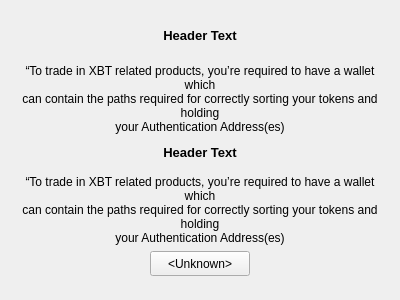
Old version of the form BlockSettleUILib/Trading/WalletShieldPage.ui in the repository BlockSettle/terminal.
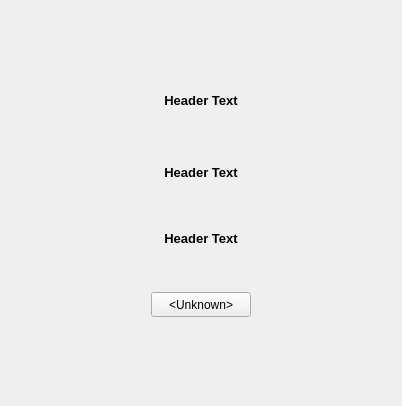
New version of the form.

Commit message: Change otc label text for logged user

What changed in the file:
```diff
--- a/BlockSettleUILib/Trading/WalletShieldPage.ui
+++ b/BlockSettleUILib/Trading/WalletShieldPage.ui
@@ -6,14 +6,14 @@
    <rect>
     <x>0</x>
     <y>0</y>
-    <width>400</width>
-    <height>300</height>
+    <width>402</width>
+    <height>406</height>
    </rect>
   </property>
   <property name="windowTitle">
    <string>Form</string>
   </property>
-  <layout class="QVBoxLayout" name="verticalLayout_4">
+  <layout class="QVBoxLayout" name="verticalLayout_2">
    <item>
     <spacer name="verticalSpacer">
      <property name="orientation">
@@ -103,9 +103,7 @@
         <bool>false</bool>
        </property>
        <property name="text">
-        <string>“To trade in XBT related products, you’re required to have a wallet which
-can contain the paths required for correctly sorting your tokens and holding
-your Authentication Address(es)</string>
+        <string>&lt;First block body text&gt;</string>
        </property>
        <property name="alignment">
         <set>Qt::AlignCenter</set>
@@ -212,9 +210,115 @@
          <bool>false</bool>
         </property>
         <property name="text">
-         <string>“To trade in XBT related products, you’re required to have a wallet which
-can contain the paths required for correctly sorting your tokens and holding
-your Authentication Address(es)</string>
+         <string>&lt;Second block body text&gt;</string>
+        </property>
+        <property name="alignment">
+         <set>Qt::AlignCenter</set>
+        </property>
+        <property name="wordWrap">
+         <bool>true</bool>
+        </property>
+        <property name="h5" stdset="0">
+         <bool>true</bool>
+        </property>
+       </widget>
+      </item>
+     </layout>
+    </widget>
+   </item>
+   <item>
+    <widget class="QWidget" name="thirdInfoBlock" native="true">
+     <layout class="QVBoxLayout" name="headerLytSecond_2">
+      <property name="spacing">
+       <number>0</number>
+      </property>
+      <property name="leftMargin">
+       <number>0</number>
+      </property>
+      <property name="topMargin">
+       <number>0</number>
+      </property>
+      <property name="rightMargin">
+       <number>0</number>
+      </property>
+      <property name="bottomMargin">
+       <number>0</number>
+      </property>
+      <item>
+       <widget class="QWidget" name="headerWidgetThird" native="true">
+        <layout class="QVBoxLayout" name="verticalLayout_4">
+         <property name="leftMargin">
+          <number>0</number>
+         </property>
+         <property name="topMargin">
+          <number>0</number>
+         </property>
+         <property name="rightMargin">
+          <number>0</number>
+         </property>
+         <property name="bottomMargin">
+          <number>10</number>
+         </property>
+         <item>
+          <widget class="QLabel" name="shieldHeaderTextThird">
+           <property name="minimumSize">
+            <size>
+             <width>0</width>
+             <height>25</height>
+            </size>
+           </property>
+           <property name="maximumSize">
+            <size>
+             <width>16777215</width>
+             <height>16777215</height>
+            </size>
+           </property>
+           <property name="font">
+            <font>
+             <pointsize>10</pointsize>
+             <weight>75</weight>
+             <bold>true</bold>
+            </font>
+           </property>
+           <property name="mouseTracking">
+            <bool>false</bool>
+           </property>
+           <property name="text">
+            <string>Header Text</string>
+           </property>
+           <property name="alignment">
+            <set>Qt::AlignCenter</set>
+           </property>
+           <property name="wordWrap">
+            <bool>true</bool>
+           </property>
+           <property name="h5" stdset="0">
+            <bool>true</bool>
+           </property>
+          </widget>
+         </item>
+        </layout>
+       </widget>
+      </item>
+      <item>
+       <widget class="QLabel" name="shieldTextThird">
+        <property name="minimumSize">
+         <size>
+          <width>0</width>
+          <height>25</height>
+         </size>
+        </property>
+        <property name="maximumSize">
+         <size>
+          <width>16777215</width>
+          <height>16777215</height>
+         </size>
+        </property>
+        <property name="mouseTracking">
+         <bool>true</bool>
+        </property>
+        <property name="text">
+         <string>&lt;Third block body text&gt;</string>
         </property>
         <property name="alignment">
          <set>Qt::AlignCenter</set>
```
Left out of the diff: 2 changed lines with no effect on the pictures. The commit also changes 3 other files.
